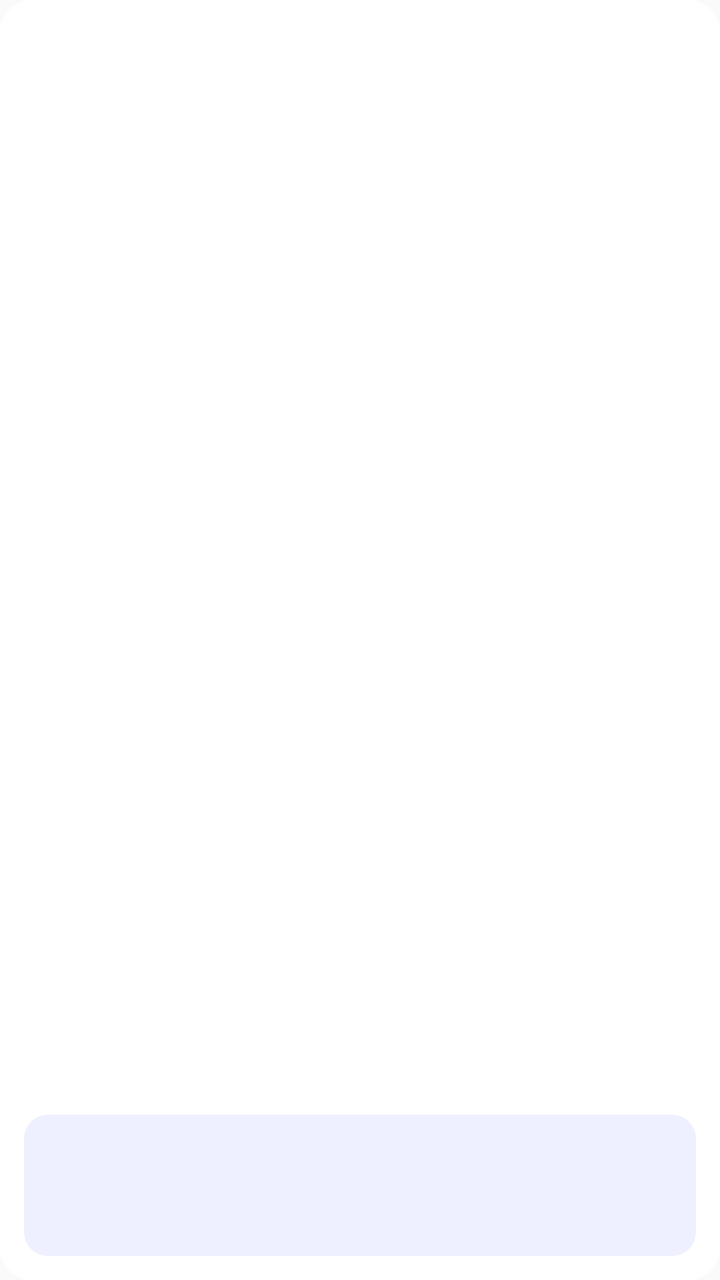
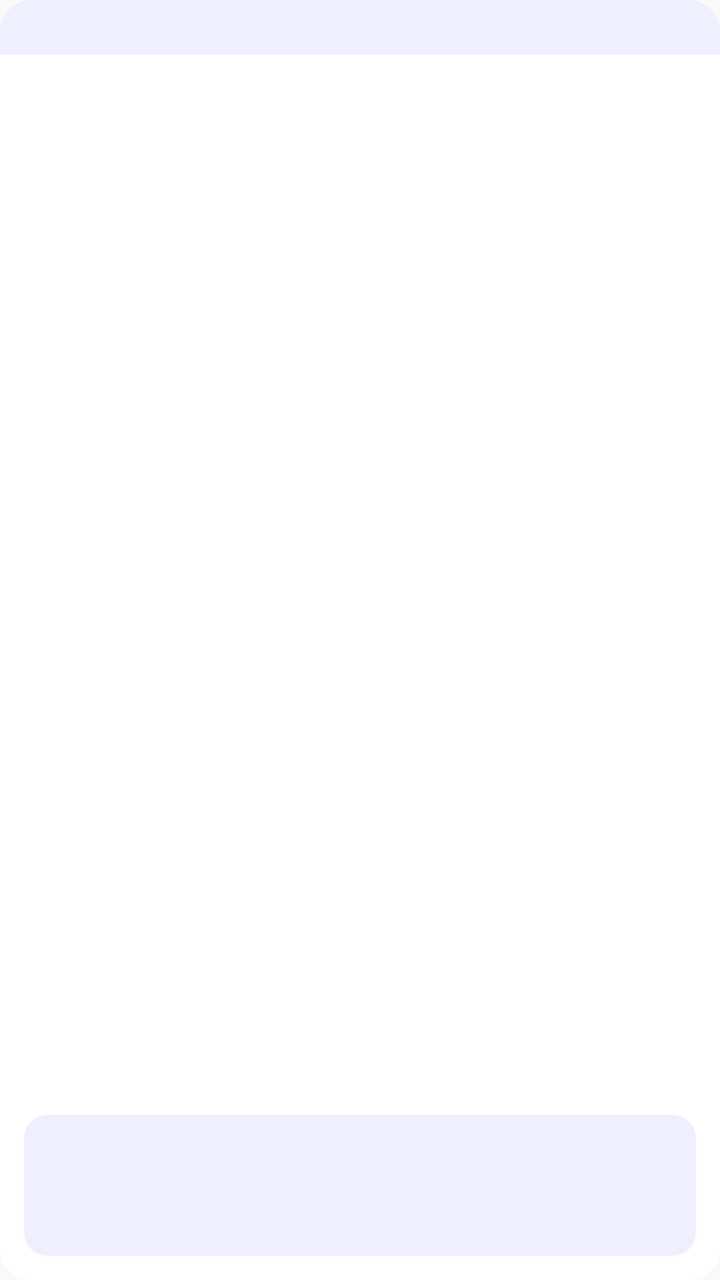

Two renders of the same Android screen: before a commit and after it. Below are the layout's source before the change and the commit's diff.
<!-- AndroidManifest.xml: application theme AppTheme -->
<!-- res/layout/widget_next.xml -->
<?xml version="1.0" encoding="utf-8"?>
<LinearLayout xmlns:android="http://schemas.android.com/apk/res/android"
    android:id="@android:id/background"
    android:layout_width="match_parent"
    android:layout_height="match_parent"
    android:background="@drawable/widget_bg"
    android:orientation="vertical"
    android:padding="12dp">

    <LinearLayout
        android:layout_width="match_parent"
        android:layout_height="wrap_content"
        android:gravity="center_vertical"
        android:orientation="horizontal">

        <ImageView
            android:id="@+id/w_mark"
            android:layout_width="8dp"
            android:layout_height="8dp"
            android:layout_marginEnd="6dp"
            android:background="@drawable/widget_mark_item0"
            android:importantForAccessibility="no"
            android:visibility="gone" />

        <TextView
            android:id="@+id/w_caption"
            style="@style/TTWWidget.Caption" />
    </LinearLayout>

    <LinearLayout
        android:id="@+id/w_body"
        android:layout_width="match_parent"
        android:layout_height="0dp"
        android:layout_weight="1"
        android:orientation="vertical">

        <LinearLayout
            android:id="@+id/w_lecture"
            android:layout_width="match_parent"
            android:layout_height="wrap_content"
            android:orientation="vertical">

            <TextView
                android:id="@+id/w_name"
                style="@style/TTWWidget.Title"
                android:layout_marginTop="4dp" />

            <TextView
                android:id="@+id/w_time"
                style="@style/TTWWidget.Body"
                android:layout_marginTop="2dp" />

            <TextView
                android:id="@+id/w_place"
                style="@style/TTWWidget.Body" />
        </LinearLayout>

        <FrameLayout
            android:layout_width="match_parent"
            android:layout_height="0dp"
            android:layout_weight="1"
            android:minHeight="4dp" />

        <LinearLayout
            android:id="@+id/w_block"
            android:layout_width="match_parent"
            android:layout_height="wrap_content"
            android:background="@drawable/widget_block"
            android:gravity="center_horizontal"
            android:orientation="vertical"
            android:paddingStart="8dp"
            android:paddingTop="8dp"
            android:paddingEnd="8dp"
            android:paddingBottom="8dp">

            <TextView
                android:id="@+id/w_hero"
                style="@style/TTWWidget.Hero" />

            <LinearLayout
                android:id="@+id/w_hero_line"
                android:layout_width="wrap_content"
                android:layout_height="wrap_content"
                android:layout_marginTop="2dp"
                android:orientation="horizontal">

                <TextView
                    android:id="@+id/w_hero_sub"
                    style="@style/TTWWidget.HeroSub"
                    android:layout_width="wrap_content" />

                <TextView
                    android:id="@+id/w_late"
                    style="@style/TTWWidget.HeroSub"
                    android:layout_width="wrap_content"
                    android:layout_marginStart="6dp"
                    android:textColor="@color/widget_danger"
                    android:textStyle="bold"
                    android:visibility="gone" />
            </LinearLayout>
        </LinearLayout>
    </LinearLayout>

    <include
        android:id="@+id/w_empty"
        layout="@layout/widget_empty"
        android:layout_width="match_parent"
        android:layout_height="0dp"
        android:layout_weight="1"
        android:visibility="gone" />
</LinearLayout>
<!-- res/layout/widget_empty.xml (included above) -->
<?xml version="1.0" encoding="utf-8"?>
<LinearLayout xmlns:android="http://schemas.android.com/apk/res/android"
    android:layout_width="match_parent"
    android:layout_height="match_parent"
    android:gravity="center"
    android:orientation="vertical"
    android:paddingStart="4dp"
    android:paddingEnd="4dp"
    android:visibility="gone">

    <ImageView
        android:id="@+id/w_empty_icon"
        android:layout_width="28dp"
        android:layout_height="28dp"
        android:importantForAccessibility="no"
        android:src="@drawable/widget_ic_timetable" />

    <TextView
        android:id="@+id/w_msg"
        style="@style/TTWWidget.Message"
        android:layout_marginTop="8dp"
        android:gravity="center" />

    <TextView
        android:id="@+id/w_msg_sub"
        style="@style/TTWWidget.Body"
        android:layout_marginTop="2dp"
        android:gravity="center"
        android:visibility="gone" />

    <TextView
        android:id="@+id/w_action"
        style="@style/TTWWidget.Action"
        android:layout_marginTop="8dp"
        android:text="@string/w_open_mine"
        android:visibility="gone" />
</LinearLayout>
<!-- resources referenced by this layout -->
<resources>
  <color name="widget_danger">#D8152F</color>
  <!-- drawable widget_bg (drawable) -->
  <?xml version="1.0" encoding="utf-8"?>
  <shape xmlns:android="http://schemas.android.com/apk/res/android" android:shape="rectangle">
      <solid android:color="@color/widget_bg" />
      <corners android:radius="16dp" />
  </shape>
  <!-- drawable widget_block (drawable) -->
  <?xml version="1.0" encoding="utf-8"?>
  <shape xmlns:android="http://schemas.android.com/apk/res/android" android:shape="rectangle">
      <solid android:color="@color/widget_accent_weak" />
      <corners android:radius="12dp" />
  </shape>
  <!-- drawable widget_mark_item0 (drawable) -->
  <?xml version="1.0" encoding="utf-8"?>
  <shape xmlns:android="http://schemas.android.com/apk/res/android" android:shape="rectangle">
      <solid android:color="@color/widget_mark_item0" />
      <corners android:radius="2dp" />
  </shape>
  <string name="w_open_mine">내 시간표 열기</string>
  <style name="TTWWidget.Body">
          <item name="android:layout_width">match_parent</item>
          <item name="android:layout_height">wrap_content</item>
          <item name="android:textSize">13sp</item>
          <item name="android:textColor">@color/widget_text2</item>
          <item name="android:maxLines">1</item>
          <item name="android:ellipsize">end</item>
      </style>
  <style name="TTWWidget.Caption">
          <item name="android:layout_width">wrap_content</item>
          <item name="android:layout_height">wrap_content</item>
          <item name="android:textSize">12sp</item>
          <item name="android:textColor">@color/widget_text3</item>
          <item name="android:maxLines">1</item>
          <item name="android:ellipsize">end</item>
          <item name="android:includeFontPadding">false</item>
      </style>
  <style name="TTWWidget.Hero">
          <item name="android:layout_width">wrap_content</item>
          <item name="android:layout_height">wrap_content</item>
          <item name="android:gravity">center</item>
          <item name="android:textSize">32sp</item>
          <item name="android:textStyle">bold</item>
          <item name="android:textColor">@color/widget_accent</item>
          <item name="android:fontFeatureSettings">tnum</item>
          <item name="android:maxLines">1</item>
          <item name="android:ellipsize">end</item>
          <item name="android:includeFontPadding">false</item>
      </style>
  <style name="AppTheme" parent="Theme.AppCompat.Light.DarkActionBar">
          
          <item name="colorPrimary">@color/colorPrimary</item>
          <item name="colorPrimaryDark">@color/colorPrimaryDark</item>
          <item name="colorAccent">@color/colorAccent</item>
      </style>
  <color name="widget_bg">#FFFFFF</color>
  <color name="widget_accent_weak">#EEF0FF</color>
  <color name="widget_text3">#646C7E</color>
  <color name="widget_mark_item0">#5C7AD3</color>
  <color name="widget_accent">#415FEC</color>
  <color name="widget_text2">#51596A</color>
  <color name="widget_text">#182033</color>
  <!-- unchanged entries left out for length: 5 -->
</resources>

<!-- the commit's change to res/layout/widget_next.xml (unified diff, before → after) -->
@@ -4,110 +4,133 @@
     android:layout_width="match_parent"
     android:layout_height="match_parent"
     android:background="@drawable/widget_bg"
-    android:orientation="vertical"
-    android:padding="12dp">
+    android:orientation="vertical">
 
     <LinearLayout
+        android:id="@+id/w_band"
         android:layout_width="match_parent"
         android:layout_height="wrap_content"
+        android:background="@drawable/widget_band"
         android:gravity="center_vertical"
-        android:orientation="horizontal">
+        android:orientation="horizontal"
+        android:paddingStart="12dp"
+        android:paddingTop="6dp"
+        android:paddingEnd="12dp"
+        android:paddingBottom="6dp">
 
+        
         <ImageView
             android:id="@+id/w_mark"
-            android:layout_width="8dp"
-            android:layout_height="8dp"
-            android:layout_marginEnd="6dp"
-            android:background="@drawable/widget_mark_item0"
+            android:layout_width="10dp"
+            android:layout_height="10dp"
+            android:layout_marginStart="-1dp"
+            android:layout_marginEnd="5dp"
+            android:background="@drawable/widget_dot_ring"
             android:importantForAccessibility="no"
+            android:padding="1dp"
+            android:scaleType="fitXY"
+            android:src="@drawable/widget_mark_item0"
             android:visibility="gone" />
 
         <TextView
             android:id="@+id/w_caption"
-            style="@style/TTWWidget.Caption" />
+            style="@style/TTWWidget.BandTitle"
+            android:layout_width="0dp"
+            android:layout_weight="1" />
     </LinearLayout>
 
     <LinearLayout
-        android:id="@+id/w_body"
         android:layout_width="match_parent"
         android:layout_height="0dp"
         android:layout_weight="1"
-        android:orientation="vertical">
+        android:orientation="vertical"
+        android:paddingStart="12dp"
+        android:paddingEnd="12dp"
+        android:paddingBottom="12dp">
 
         <LinearLayout
-            android:id="@+id/w_lecture"
-            android:layout_width="match_parent"
-            android:layout_height="wrap_content"
-            android:orientation="vertical">
-
-            <TextView
-                android:id="@+id/w_name"
-                style="@style/TTWWidget.Title"
-                android:layout_marginTop="4dp" />
-
-            <TextView
-                android:id="@+id/w_time"
-                style="@style/TTWWidget.Body"
-                android:layout_marginTop="2dp" />
-
-            <TextView
-                android:id="@+id/w_place"
-                style="@style/TTWWidget.Body" />
-        </LinearLayout>
-
-        <FrameLayout
+            android:id="@+id/w_body"
             android:layout_width="match_parent"
             android:layout_height="0dp"
             android:layout_weight="1"
-            android:minHeight="4dp" />
-
-        <LinearLayout
-            android:id="@+id/w_block"
-            android:layout_width="match_parent"
-            android:layout_height="wrap_content"
-            android:background="@drawable/widget_block"
-            android:gravity="center_horizontal"
-            android:orientation="vertical"
-            android:paddingStart="8dp"
-            android:paddingTop="8dp"
-            android:paddingEnd="8dp"
-            android:paddingBottom="8dp">
-
-            <TextView
-                android:id="@+id/w_hero"
-                style="@style/TTWWidget.Hero" />
+            android:orientation="vertical">
 
             <LinearLayout
-                android:id="@+id/w_hero_line"
-                android:layout_width="wrap_content"
+                android:id="@+id/w_lecture"
+                android:layout_width="match_parent"
                 android:layout_height="wrap_content"
-                android:layout_marginTop="2dp"
-                android:orientation="horizontal">
+                android:background="?android:attr/selectableItemBackground"
+                android:orientation="vertical">
 
                 <TextView
-                    android:id="@+id/w_hero_sub"
-                    style="@style/TTWWidget.HeroSub"
-                    android:layout_width="wrap_content" />
+                    android:id="@+id/w_name"
+                    style="@style/TTWWidget.Title"
+                    android:layout_marginTop="4dp" />
 
                 <TextView
-                    android:id="@+id/w_late"
-                    style="@style/TTWWidget.HeroSub"
+                    android:id="@+id/w_time"
+                    style="@style/TTWWidget.Body"
+                    android:layout_marginTop="2dp" />
+
+                <TextView
+                    android:id="@+id/w_place"
+                    style="@style/TTWWidget.Body" />
+            </LinearLayout>
+
+            <FrameLayout
+                android:layout_width="match_parent"
+                android:layout_height="0dp"
+                android:layout_weight="1"
+                android:minHeight="4dp" />
+
+            <LinearLayout
+                android:id="@+id/w_block"
+                android:layout_width="match_parent"
+                android:layout_height="wrap_content"
+                android:background="@drawable/widget_block"
+                android:gravity="center_horizontal"
+                android:orientation="vertical"
+                android:paddingStart="8dp"
+                android:paddingTop="8dp"
+                android:paddingEnd="8dp"
+                android:paddingBottom="8dp">
+
+                <TextView
+                    android:id="@+id/w_hero"
+                    style="@style/TTWWidget.Hero" />
+
+                <LinearLayout
+                    android:id="@+id/w_hero_line"
                     android:layout_width="wrap_content"
-                    android:layout_marginStart="6dp"
-                    android:textColor="@color/widget_danger"
-                    android:textStyle="bold"
-                    android:visibility="gone" />
+                    android:layout_height="wrap_content"
+                    android:layout_marginTop="2dp"
+                    android:orientation="horizontal">
+
+                    <TextView
+                        android:id="@+id/w_hero_sub"
+                        style="@style/TTWWidget.HeroSub"
+                        android:layout_width="wrap_content" />
+
+                    <TextView
+                        android:id="@+id/w_late"
+                        style="@style/TTWWidget.HeroSub"
+                        android:layout_width="wrap_content"
+                        android:layout_marginStart="6dp"
+                        android:textColor="@color/widget_danger"
+                        android:textStyle="bold"
+                        android:visibility="gone" />
+                </LinearLayout>
             </LinearLayout>
         </LinearLayout>
+
+        <include
+            android:id="@+id/w_empty"
+            layout="@layout/widget_empty"
+            android:layout_width="match_parent"
+            android:layout_height="0dp"
+            android:layout_weight="1"
+            android:visibility="gone" />
     </LinearLayout>
-
-    <include
-        android:id="@+id/w_empty"
-        layout="@layout/widget_empty"
-        android:layout_width="match_parent"
-        android:layout_height="0dp"
-        android:layout_weight="1"
-        android:visibility="gone" />
 </LinearLayout>
 <!-- res/layout/widget_empty.xml (included above) -->
 <?xml version="1.0" encoding="utf-8"?>
<!-- resource entries referenced after the edit -->
@@ -1,6 +1,16 @@
 <!-- resources referenced by this layout -->
 <resources>
   <color name="widget_danger">#D8152F</color>
+  <!-- drawable widget_band (drawable) -->
+  <?xml version="1.0" encoding="utf-8"?>
+  <shape xmlns:android="http://schemas.android.com/apk/res/android" android:shape="rectangle">
+      <solid android:color="@color/widget_band" />
+      <corners
+          android:bottomLeftRadius="0dp"
+          android:bottomRightRadius="0dp"
+          android:topLeftRadius="16dp"
+          android:topRightRadius="16dp" />
+  </shape>
   <!-- drawable widget_bg (drawable) -->
   <?xml version="1.0" encoding="utf-8"?>
   <shape xmlns:android="http://schemas.android.com/apk/res/android" android:shape="rectangle">
@@ -13,6 +23,12 @@
       <solid android:color="@color/widget_accent_weak" />
       <corners android:radius="12dp" />
   </shape>
+  <!-- drawable widget_dot_ring (drawable) -->
+  <?xml version="1.0" encoding="utf-8"?>
+  <shape xmlns:android="http://schemas.android.com/apk/res/android" android:shape="rectangle">
+      <solid android:color="@color/widget_bg" />
+      <corners android:radius="3dp" />
+  </shape>
   <!-- drawable widget_mark_item0 (drawable) -->
   <?xml version="1.0" encoding="utf-8"?>
   <shape xmlns:android="http://schemas.android.com/apk/res/android" android:shape="rectangle">
@@ -20,6 +36,16 @@
       <corners android:radius="2dp" />
   </shape>
   <string name="w_open_mine">내 시간표 열기</string>
+  <style name="TTWWidget.BandTitle">
+          <item name="android:layout_width">wrap_content</item>
+          <item name="android:layout_height">wrap_content</item>
+          <item name="android:textSize">13sp</item>
+          <item name="android:textStyle">bold</item>
+          <item name="android:textColor">@color/widget_on_band</item>
+          <item name="android:maxLines">1</item>
+          <item name="android:ellipsize">end</item>
+          <item name="android:includeFontPadding">false</item>
+      </style>
   <style name="TTWWidget.Body">
           <item name="android:layout_width">match_parent</item>
           <item name="android:layout_height">wrap_content</item>
@@ -27,15 +53,6 @@
           <item name="android:textColor">@color/widget_text2</item>
           <item name="android:maxLines">1</item>
           <item name="android:ellipsize">end</item>
-      </style>
-  <style name="TTWWidget.Caption">
-          <item name="android:layout_width">wrap_content</item>
-          <item name="android:layout_height">wrap_content</item>
-          <item name="android:textSize">12sp</item>
-          <item name="android:textColor">@color/widget_text3</item>
-          <item name="android:maxLines">1</item>
-          <item name="android:ellipsize">end</item>
-          <item name="android:includeFontPadding">false</item>
       </style>
   <style name="TTWWidget.Hero">
           <item name="android:layout_width">wrap_content</item>
@@ -46,7 +63,6 @@
           <item name="android:textColor">@color/widget_accent</item>
           <item name="android:fontFeatureSettings">tnum</item>
           <item name="android:maxLines">1</item>
-          <item name="android:ellipsize">end</item>
           <item name="android:includeFontPadding">false</item>
       </style>
   <style name="AppTheme" parent="Theme.AppCompat.Light.DarkActionBar">
@@ -55,11 +71,13 @@
           <item name="colorPrimaryDark">@color/colorPrimaryDark</item>
           <item name="colorAccent">@color/colorAccent</item>
       </style>
+  <color name="widget_band">#EEF0FF</color>
   <color name="widget_bg">#FFFFFF</color>
   <color name="widget_accent_weak">#EEF0FF</color>
   <color name="widget_text3">#646C7E</color>
   <color name="widget_mark_item0">#5C7AD3</color>
   <color name="widget_accent">#415FEC</color>
+  <color name="widget_on_band">#1D2A78</color>
   <color name="widget_text2">#51596A</color>
   <color name="widget_text">#182033</color>
   <!-- unchanged entries left out for length: 5 -->
